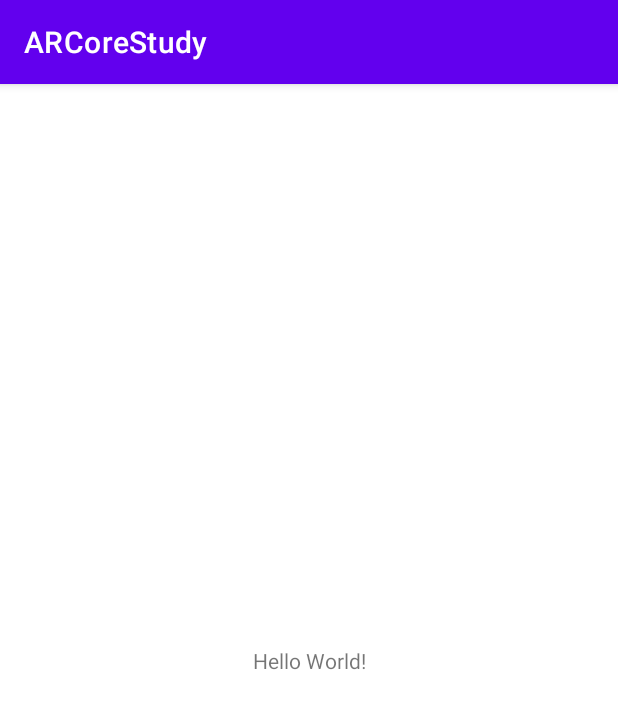
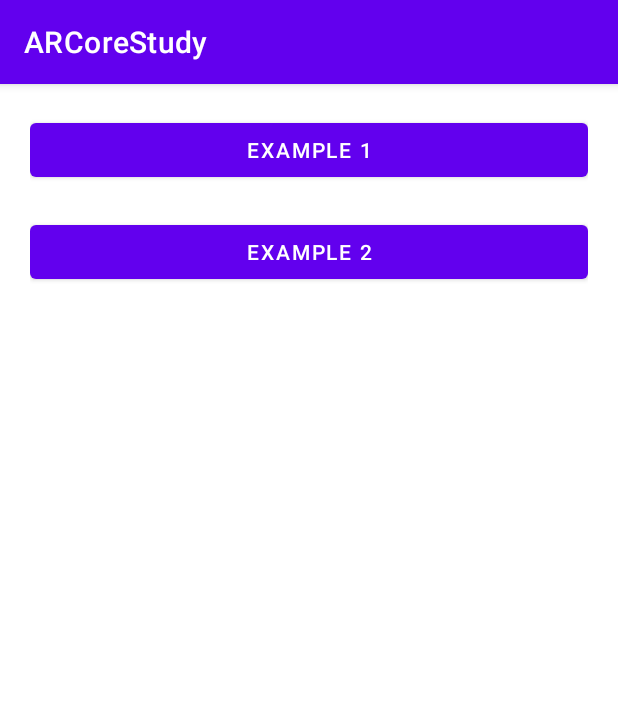
Before and after one commit to kmj94102/ARCoreStudy, an Android app: the screen it shows after launch (MainActivity), on a phone screen of 412 x 824 dp. Shown: the top 709 px of the screen. Run offline under Robolectric (Android 15) with nearby library versions, the phone set to English and light mode, and no system bars.

Commit message:
Ar Core 예제 1 - 코드 작성

```diff
--- a/app/src/main/java/com/example/arcorestudy/MainActivity.kt
+++ b/app/src/main/java/com/example/arcorestudy/MainActivity.kt
@@ -1,11 +1,22 @@
 package com.example.arcorestudy
 
+import android.os.Bundle
 import androidx.appcompat.app.AppCompatActivity
-import android.os.Bundle
+import com.example.arcorestudy.databinding.ActivityMainBinding
+import org.jetbrains.anko.startActivity
 
 class MainActivity : AppCompatActivity() {
+
+    private val binding : ActivityMainBinding by lazy { ActivityMainBinding.inflate(layoutInflater) }
+
     override fun onCreate(savedInstanceState: Bundle?) {
         super.onCreate(savedInstanceState)
-        setContentView(R.layout.activity_main)
+        setContentView(binding.root)
+
+        binding.btnEx1.setOnClickListener {
+            startActivity<AugmentedImageActivity>()
+        }
+
     }
+
 }
--- /dev/null
+++ b/app/src/main/res/drawable/ic_settings.xml
@@ -0,0 +1,5 @@
+<vector android:height="24dp" android:tint="#FFFFFF"
+    android:viewportHeight="24" android:viewportWidth="24"
+    android:width="24dp" xmlns:android="http://schemas.android.com/apk/res/android">
+    <path android:fillColor="@android:color/white" android:pathData="M19.14,12.94c0.04,-0.3 0.06,-0.61 0.06,-0.94c0,-0.32 -0.02,-0.64 -0.07,-0.94l2.03,-1.58c0.18,-0.14 0.23,-0.41 0.12,-0.61l-1.92,-3.32c-0.12,-0.22 -0.37,-0.29 -0.59,-0.22l-2.39,0.96c-0.5,-0.38 -1.03,-0.7 -1.62,-0.94L14.4,2.81c-0.04,-0.24 -0.24,-0.41 -0.48,-0.41h-3.84c-0.24,0 -0.43,0.17 -0.47,0.41L9.25,5.35C8.66,5.59 8.12,5.92 7.63,6.29L5.24,5.33c-0.22,-0.08 -0.47,0 -0.59,0.22L2.74,8.87C2.62,9.08 2.66,9.34 2.86,9.48l2.03,1.58C4.84,11.36 4.8,11.69 4.8,12s0.02,0.64 0.07,0.94l-2.03,1.58c-0.18,0.14 -0.23,0.41 -0.12,0.61l1.92,3.32c0.12,0.22 0.37,0.29 0.59,0.22l2.39,-0.96c0.5,0.38 1.03,0.7 1.62,0.94l0.36,2.54c0.05,0.24 0.24,0.41 0.48,0.41h3.84c0.24,0 0.44,-0.17 0.47,-0.41l0.36,-2.54c0.59,-0.24 1.13,-0.56 1.62,-0.94l2.39,0.96c0.22,0.08 0.47,0 0.59,-0.22l1.92,-3.32c0.12,-0.22 0.07,-0.47 -0.12,-0.61L19.14,12.94zM12,15.6c-1.98,0 -3.6,-1.62 -3.6,-3.6s1.62,-3.6 3.6,-3.6s3.6,1.62 3.6,3.6S13.98,15.6 12,15.6z"/>
+</vector>
--- a/app/src/main/res/layout/activity_main.xml
+++ b/app/src/main/res/layout/activity_main.xml
@@ -1,18 +1,30 @@
 <?xml version="1.0" encoding="utf-8"?>
-<androidx.constraintlayout.widget.ConstraintLayout xmlns:android="http://schemas.android.com/apk/res/android"
+<androidx.constraintlayout.widget.ConstraintLayout
+    xmlns:android="http://schemas.android.com/apk/res/android"
+    xmlns:tools="http://schemas.android.com/tools"
     xmlns:app="http://schemas.android.com/apk/res-auto"
-    xmlns:tools="http://schemas.android.com/tools"
     android:layout_width="match_parent"
     android:layout_height="match_parent"
+    android:padding="20dp"
     tools:context=".MainActivity">
 
-    <TextView
-        android:layout_width="wrap_content"
+    <Button
+        android:id="@+id/btnEx1"
+        android:layout_width="0dp"
         android:layout_height="wrap_content"
-        android:text="Hello World!"
-        app:layout_constraintBottom_toBottomOf="parent"
-        app:layout_constraintLeft_toLeftOf="parent"
-        app:layout_constraintRight_toRightOf="parent"
-        app:layout_constraintTop_toTopOf="parent" />
+        android:text="Example 1"
+        app:layout_constraintTop_toTopOf="parent"
+        app:layout_constraintStart_toStartOf="parent"
+        app:layout_constraintEnd_toEndOf="parent"/>
+
+    <Button
+        android:id="@+id/btnEx2"
+        android:layout_width="0dp"
+        android:layout_height="wrap_content"
+        android:layout_marginTop="20dp"
+        android:text="Example 2"
+        app:layout_constraintTop_toBottomOf="@id/btnEx1"
+        app:layout_constraintStart_toStartOf="parent"
+        app:layout_constraintEnd_toEndOf="parent"/>
 
 </androidx.constraintlayout.widget.ConstraintLayout>
--- a/app/src/main/res/values/strings.xml
+++ b/app/src/main/res/values/strings.xml
@@ -1,3 +1,6 @@
 <resources>
     <string name="app_name">ARCoreStudy</string>
+    <string name="permission_denied_message">앱을 사용하기 위해서는 권한 허용이 필요합니다.\n\n[휴대폰 설정] > [앱 또는 어플리케이션 관리] > [마이빌딩북] > [권한]에서 해당 권한을
+        활성화 해주세요.\n\n바로 권한 허용 하시려면 설정 버튼을 선택 해주세요.
+    </string>
 </resources>
--- a/gradle.properties
+++ b/gradle.properties
@@ -15,5 +15,6 @@ org.gradle.jvmargs=-Xmx2048m -Dfile.encoding=UTF-8
 # Android operating system, and which are packaged with your app"s APK
 # https://developer.android.com/topic/libraries/support-library/androidx-rn
 android.useAndroidX=true
+android.enableJetifier=true
 # Kotlin code style for this project: "official" or "obsolete":
 kotlin.code.style=official
```
Also changed, not shown: app/build.gradle (+7 -0 lines), app/src/main/AndroidManifest.xml (+7 -3 lines), app/src/main/java/com/example/arcorestudy/AugmentedImageActivity.kt (added, +167 -0 lines), app/src/main/java/com/example/arcorestudy/MyARNode.kt (added, +45 -0 lines), app/src/main/res/layout/activity_augmented_image.xml (added, +14 -0 lines).
